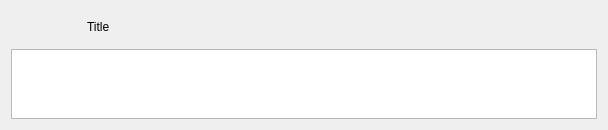
Qt form App/Docks/TabularReport/TabularReport.ui (FelixdelasPozas/EspINA) before a commit.
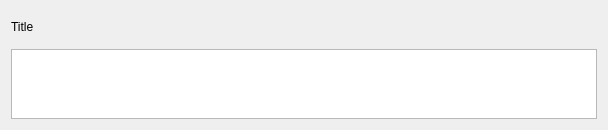
The same form after that commit. Icons and pictures are not drawn.

Patch:
```diff
--- a/App/Docks/TabularReport/TabularReport.ui
+++ b/App/Docks/TabularReport/TabularReport.ui
@@ -22,96 +22,6 @@
   <layout class="QVBoxLayout" name="verticalLayout">
    <item>
     <layout class="QHBoxLayout" name="horizontalLayout_5">
-     <item>
-      <widget class="QPushButton" name="writeDataToFile">
-       <property name="sizePolicy">
-        <sizepolicy hsizetype="Fixed" vsizetype="Maximum">
-         <horstretch>0</horstretch>
-         <verstretch>0</verstretch>
-        </sizepolicy>
-       </property>
-       <property name="minimumSize">
-        <size>
-         <width>32</width>
-         <height>32</height>
-        </size>
-       </property>
-       <property name="maximumSize">
-        <size>
-         <width>32</width>
-         <height>32</height>
-        </size>
-       </property>
-       <property name="baseSize">
-        <size>
-         <width>32</width>
-         <height>32</height>
-        </size>
-       </property>
-       <property name="toolTip">
-        <string>Export information to csv</string>
-       </property>
-       <property name="text">
-        <string/>
-       </property>
-       <property name="iconSize">
-        <size>
-         <width>22</width>
-         <height>22</height>
-        </size>
-       </property>
-       <property name="flat">
-        <bool>true</bool>
-       </property>
-      </widget>
-     </item>
-     <item>
-      <widget class="QPushButton" name="selectInformation">
-       <property name="sizePolicy">
-        <sizepolicy hsizetype="Fixed" vsizetype="Maximum">
-         <horstretch>0</horstretch>
-         <verstretch>0</verstretch>
-        </sizepolicy>
-       </property>
-       <property name="minimumSize">
-        <size>
-         <width>32</width>
-         <height>32</height>
-        </size>
-       </property>
-       <property name="maximumSize">
-        <size>
-         <width>32</width>
-         <height>32</height>
-        </size>
-       </property>
-       <property name="baseSize">
-        <size>
-         <width>32</width>
-         <height>32</height>
-        </size>
-       </property>
-       <property name="toolTip">
-        <string>Select Information Fields</string>
-       </property>
-       <property name="text">
-        <string/>
-       </property>
-       <property name="icon">
-        <iconset resource="../../rsc/espina.qrc">
-         <normaloff>:/espina/settings.png</normaloff>:/espina/settings.png</iconset>
-       </property>
-       <property name="iconSize">
-        <size>
-         <width>22</width>
-         <height>22</height>
-        </size>
-       </property>
-       <property name="flat">
-        <bool>true</bool>
-       </property>
-      </widget>
-     </item>
      <item>
       <widget class="QLabel" name="title">
        <property name="sizePolicy">
@@ -138,6 +48,96 @@
        </property>
       </spacer>
      </item>
+     <item>
+      <widget class="QPushButton" name="writeDataToFile">
+       <property name="sizePolicy">
+        <sizepolicy hsizetype="Fixed" vsizetype="Maximum">
+         <horstretch>0</horstretch>
+         <verstretch>0</verstretch>
+        </sizepolicy>
+       </property>
+       <property name="minimumSize">
+        <size>
+         <width>32</width>
+         <height>32</height>
+        </size>
+       </property>
+       <property name="maximumSize">
+        <size>
+         <width>32</width>
+         <height>32</height>
+        </size>
+       </property>
+       <property name="baseSize">
+        <size>
+         <width>32</width>
+         <height>32</height>
+        </size>
+       </property>
+       <property name="toolTip">
+        <string>Export information to csv</string>
+       </property>
+       <property name="text">
+        <string/>
+       </property>
+       <property name="iconSize">
+        <size>
+         <width>22</width>
+         <height>22</height>
+        </size>
+       </property>
+       <property name="flat">
+        <bool>true</bool>
+       </property>
+      </widget>
+     </item>
+     <item>
+      <widget class="QPushButton" name="selectInformation">
+       <property name="sizePolicy">
+        <sizepolicy hsizetype="Fixed" vsizetype="Maximum">
+         <horstretch>0</horstretch>
+         <verstretch>0</verstretch>
+        </sizepolicy>
+       </property>
+       <property name="minimumSize">
+        <size>
+         <width>32</width>
+         <height>32</height>
+        </size>
+       </property>
+       <property name="maximumSize">
+        <size>
+         <width>32</width>
+         <height>32</height>
+        </size>
+       </property>
+       <property name="baseSize">
+        <size>
+         <width>32</width>
+         <height>32</height>
+        </size>
+       </property>
+       <property name="toolTip">
+        <string>Select Information Fields</string>
+       </property>
+       <property name="text">
+        <string/>
+       </property>
+       <property name="icon">
+        <iconset resource="../../rsc/espina.qrc">
+         <normaloff>:/espina/settings.png</normaloff>:/espina/settings.png</iconset>
+       </property>
+       <property name="iconSize">
+        <size>
+         <width>22</width>
+         <height>22</height>
+        </size>
+       </property>
+       <property name="flat">
+        <bool>true</bool>
+       </property>
+      </widget>
+     </item>
     </layout>
    </item>
    <item>
```
